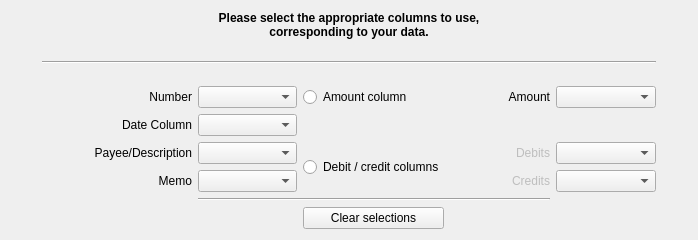
KDE/kmymoney, file kmymoney/plugins/csvimport/bankingwizardpage.ui: the form before one commit.
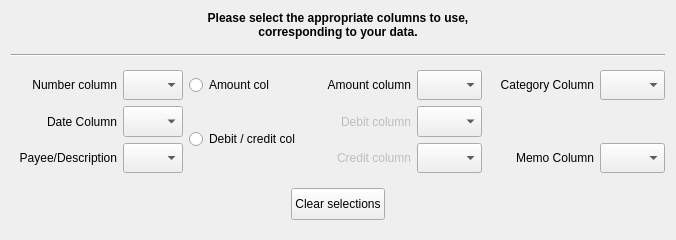
The form after the commit. Custom widgets are drawn as their Qt base class.

Commit message: BUG:328140 - Add category and subcategory into csv import. Also, fix inabilty to import last line of CSV file if it has no return character.

```diff
--- a/kmymoney/plugins/csvimport/bankingwizardpage.ui
+++ b/kmymoney/plugins/csvimport/bankingwizardpage.ui
@@ -6,7 +6,7 @@
    <rect>
     <x>0</x>
     <y>0</y>
-    <width>698</width>
+    <width>675</width>
     <height>240</height>
    </rect>
   </property>
@@ -27,7 +27,7 @@
   </property>
   <layout class="QGridLayout" name="gridLayout_2">
    <item row="0" column="0">
-    <layout class="QHBoxLayout" name="horizontalLayout" stretch="5,100,5">
+    <layout class="QHBoxLayout" name="horizontalLayout" stretch="4,100,4">
      <item>
       <spacer name="horizontalSpacer">
        <property name="orientation">
@@ -42,7 +42,7 @@
       </spacer>
      </item>
      <item>
-      <layout class="QVBoxLayout" name="verticalLayout" stretch="20,0,0,0,100">
+      <layout class="QVBoxLayout" name="verticalLayout_2" stretch="20,5,3,5,70,0">
        <item>
         <widget class="QLabel" name="label">
          <property name="text">
@@ -56,42 +56,54 @@
         </widget>
        </item>
        <item>
-        <spacer name="verticalSpacer">
+        <spacer name="verticalSpacer_3">
          <property name="orientation">
           <enum>Qt::Vertical</enum>
          </property>
          <property name="sizeHint" stdset="0">
           <size>
-           <width>20</width>
-           <height>40</height>
+           <width>654</width>
+           <height>13</height>
           </size>
          </property>
         </spacer>
        </item>
        <item>
-        <widget class="Line" name="line_2">
+        <widget class="Line" name="line_4">
          <property name="orientation">
           <enum>Qt::Horizontal</enum>
          </property>
         </widget>
        </item>
        <item>
-        <spacer name="verticalSpacer_2">
+        <spacer name="verticalSpacer_4">
          <property name="orientation">
           <enum>Qt::Vertical</enum>
          </property>
          <property name="sizeHint" stdset="0">
           <size>
-           <width>20</width>
-           <height>40</height>
+           <width>648</width>
+           <height>13</height>
           </size>
          </property>
         </spacer>
        </item>
        <item>
-        <layout class="QGridLayout" name="gridLayout" rowstretch="18,18,18,18,3,19" columnstretch="30,20,25,20,20">
+        <layout class="QGridLayout" name="gridLayout">
          <item row="0" column="0">
           <widget class="QLabel" name="labelBnk_number">
+           <property name="minimumSize">
+            <size>
+             <width>0</width>
+             <height>30</height>
+            </size>
+           </property>
+           <property name="maximumSize">
+            <size>
+             <width>16777215</width>
+             <height>40</height>
+            </size>
+           </property>
            <property name="font">
             <font>
              <underline>false</underline>
@@ -101,7 +113,7 @@
             <string comment="column containing number field"/>
            </property>
            <property name="text">
-            <string comment="column containing number field">Number</string>
+            <string comment="column containing number field">Number column</string>
            </property>
            <property name="alignment">
             <set>Qt::AlignRight|Qt::AlignTrailing|Qt::AlignVCenter</set>
@@ -118,14 +130,14 @@
            </property>
            <property name="minimumSize">
             <size>
-             <width>80</width>
-             <height>0</height>
+             <width>45</width>
+             <height>30</height>
             </size>
            </property>
            <property name="maximumSize">
             <size>
-             <width>16777215</width>
-             <height>32</height>
+             <width>60</width>
+             <height>40</height>
             </size>
            </property>
            <property name="toolTip">
@@ -147,6 +159,18 @@
              <verstretch>0</verstretch>
             </sizepolicy>
            </property>
+           <property name="minimumSize">
+            <size>
+             <width>0</width>
+             <height>20</height>
+            </size>
+           </property>
+           <property name="maximumSize">
+            <size>
+             <width>16777215</width>
+             <height>40</height>
+            </size>
+           </property>
            <property name="font">
             <font>
              <underline>false</underline>
@@ -162,7 +186,7 @@
             <string comment="presence of amount column"/>
            </property>
            <property name="text">
-            <string comment="presence of amount column">Amount column</string>
+            <string comment="presence of amount column">Amount col</string>
            </property>
            <property name="checked">
             <bool>false</bool>
@@ -174,6 +198,18 @@
            <property name="enabled">
             <bool>true</bool>
            </property>
+           <property name="minimumSize">
+            <size>
+             <width>0</width>
+             <height>30</height>
+            </size>
+           </property>
+           <property name="maximumSize">
+            <size>
+             <width>16777215</width>
+             <height>40</height>
+            </size>
+           </property>
            <property name="font">
             <font>
              <underline>false</underline>
@@ -183,7 +219,7 @@
             <string comment="presence of amount column"/>
            </property>
            <property name="text">
-            <string comment="location of amount column">Amount</string>
+            <string comment="location of amount column">Amount column</string>
            </property>
            <property name="alignment">
             <set>Qt::AlignRight|Qt::AlignTrailing|Qt::AlignVCenter</set>
@@ -200,14 +236,14 @@
            </property>
            <property name="minimumSize">
             <size>
-             <width>80</width>
-             <height>0</height>
+             <width>65</width>
+             <height>30</height>
             </size>
            </property>
            <property name="maximumSize">
             <size>
-             <width>16777215</width>
-             <height>32</height>
+             <width>60</width>
+             <height>40</height>
             </size>
            </property>
            <property name="toolTip">
@@ -218,8 +254,78 @@
            </property>
           </widget>
          </item>
+         <item row="0" column="5">
+          <widget class="QLabel" name="labelBnk_category">
+           <property name="minimumSize">
+            <size>
+             <width>0</width>
+             <height>30</height>
+            </size>
+           </property>
+           <property name="maximumSize">
+            <size>
+             <width>16777215</width>
+             <height>40</height>
+            </size>
+           </property>
+           <property name="font">
+            <font>
+             <underline>false</underline>
+            </font>
+           </property>
+           <property name="accessibleName">
+            <string comment="column containing number field"/>
+           </property>
+           <property name="text">
+            <string comment="column containing number field">Category Column</string>
+           </property>
+           <property name="alignment">
+            <set>Qt::AlignRight|Qt::AlignTrailing|Qt::AlignVCenter</set>
+           </property>
+          </widget>
+         </item>
+         <item row="0" column="6">
+          <widget class="KComboBox" name="comboBoxBnk_categoryCol">
+           <property name="sizePolicy">
+            <sizepolicy hsizetype="Preferred" vsizetype="Preferred">
+             <horstretch>0</horstretch>
+             <verstretch>0</verstretch>
+            </sizepolicy>
+           </property>
+           <property name="minimumSize">
+            <size>
+             <width>65</width>
+             <height>30</height>
+            </size>
+           </property>
+           <property name="maximumSize">
+            <size>
+             <width>60</width>
+             <height>40</height>
+            </size>
+           </property>
+           <property name="toolTip">
+            <string>Select column containing category field.</string>
+           </property>
+           <property name="maxVisibleItems">
+            <number>12</number>
+           </property>
+          </widget>
+         </item>
          <item row="1" column="0">
           <widget class="QLabel" name="labelBnk_date">
+           <property name="minimumSize">
+            <size>
+             <width>20</width>
+             <height>0</height>
+            </size>
+           </property>
+           <property name="maximumSize">
+            <size>
+             <width>16777215</width>
+             <height>40</height>
+            </size>
+           </property>
            <property name="font">
             <font>
              <underline>false</underline>
@@ -246,14 +352,14 @@
            </property>
            <property name="minimumSize">
             <size>
-             <width>80</width>
-             <height>0</height>
+             <width>45</width>
+             <height>30</height>
             </size>
            </property>
            <property name="maximumSize">
             <size>
-             <width>16777215</width>
-             <height>32</height>
+             <width>60</width>
+             <height>40</height>
             </size>
            </property>
            <property name="toolTip">
@@ -264,8 +370,120 @@
            </property>
           </widget>
          </item>
+         <item row="1" column="2" rowspan="2">
+          <widget class="QRadioButton" name="radioBnk_debCred">
+           <property name="sizePolicy">
+            <sizepolicy hsizetype="Minimum" vsizetype="Preferred">
+             <horstretch>0</horstretch>
+             <verstretch>0</verstretch>
+            </sizepolicy>
+           </property>
+           <property name="minimumSize">
+            <size>
+             <width>0</width>
+             <height>40</height>
+            </size>
+           </property>
+           <property name="maximumSize">
+            <size>
+             <width>16777215</width>
+             <height>60</height>
+            </size>
+           </property>
+           <property name="font">
+            <font>
+             <underline>false</underline>
+            </font>
+           </property>
+           <property name="toolTip">
+            <string>Select 'Debit/credit' if both columns exist, otherwise select 'Amount'.</string>
+           </property>
+           <property name="accessibleName">
+            <string comment="presence of debit and credit column"/>
+           </property>
+           <property name="text">
+            <string comment="presence of debit/credit columns">Debit / credit col</string>
+           </property>
+           <property name="checked">
+            <bool>false</bool>
+           </property>
+          </widget>
+         </item>
+         <item row="1" column="3">
+          <widget class="QLabel" name="labelBnk_debits">
+           <property name="enabled">
+            <bool>false</bool>
+           </property>
+           <property name="minimumSize">
+            <size>
+             <width>0</width>
+             <height>30</height>
+            </size>
+           </property>
+           <property name="maximumSize">
+            <size>
+             <width>16777215</width>
+             <height>40</height>
+            </size>
+           </property>
+           <property name="font">
+            <font>
+             <underline>false</underline>
+            </font>
+           </property>
+           <property name="accessibleName">
+            <string comment="column containing debits field"/>
+           </property>
+           <property name="text">
+            <string comment="location of debit column">Debit column</string>
+           </property>
+           <property name="alignment">
+            <set>Qt::AlignRight|Qt::AlignTrailing|Qt::AlignVCenter</set>
+           </property>
+          </widget>
+         </item>
+         <item row="1" column="4">
+          <widget class="KComboBox" name="comboBoxBnk_debitCol">
+           <property name="sizePolicy">
+            <sizepolicy hsizetype="Preferred" vsizetype="Preferred">
+             <horstretch>0</horstretch>
+             <verstretch>0</verstretch>
+            </sizepolicy>
+           </property>
+           <property name="minimumSize">
+            <size>
+             <width>65</width>
+             <height>30</height>
+            </size>
+           </property>
+           <property name="maximumSize">
+            <size>
+             <width>60</width>
+             <height>40</height>
+            </size>
+           </property>
+           <property name="toolTip">
+            <string>Select column containing debit field.</string>
+           </property>
+           <property name="maxVisibleItems">
+            <number>12</number>
+           </property>
+          </widget>
+         </item>
          <item row="2" column="0">
-          <widget class="QLabel" name="labelBnk_payee_2">
+          <widget class="QLabel" name="labelBnk_payee">
+           <property name="minimumSize">
+            <size>
+             <width>0</width>
+             <height>30</height>
+            </size>
+           </property>
+           <property name="maximumSize">
+            <size>
+             <width>16777215</width>
+             <height>40</height>
+            </size>
+           </property>
            <property name="font">
             <font>
              <underline>false</underline>
@@ -292,14 +510,14 @@
            </property>
            <property name="minimumSize">
             <size>
-             <width>80</width>
-             <height>0</height>
+             <width>45</width>
+             <height>30</height>
             </size>
            </property>
            <property name="maximumSize">
             <size>
-             <width>16777215</width>
-             <height>32</height>
+             <width>60</width>
+             <height>40</height>
             </size>
            </property>
            <property name="toolTip">
@@ -311,77 +529,22 @@
           </widget>
          </item>
          <item row="2" column="3">
-          <widget class="QLabel" name="labelBnk_debits">
-           <property name="enabled">
-            <bool>false</bool>
-           </property>
-           <property name="font">
-            <font>
-             <underline>false</underline>
-            </font>
-           </property>
-           <property name="accessibleName">
-            <string comment="column containing debits field"/>
-           </property>
-           <property name="text">
-            <string comment="location of debit column">Debits</string>
-           </property>
-           <property name="alignment">
-            <set>Qt::AlignRight|Qt::AlignTrailing|Qt::AlignVCenter</set>
-           </property>
-          </widget>
-         </item>
-         <item row="2" column="4">
-          <widget class="KComboBox" name="comboBoxBnk_debitCol">
-           <property name="sizePolicy">
-            <sizepolicy hsizetype="Preferred" vsizetype="Preferred">
-             <horstretch>0</horstretch>
-             <verstretch>0</verstretch>
-            </sizepolicy>
-           </property>
-           <property name="minimumSize">
-            <size>
-             <width>80</width>
-             <height>0</height>
-            </size>
-           </property>
-           <property name="maximumSize">
-            <size>
-             <width>16777215</width>
-             <height>32</height>
-            </size>
-           </property>
-           <property name="toolTip">
-            <string>Select column containing debit field.</string>
-           </property>
-           <property name="maxVisibleItems">
-            <number>12</number>
-           </property>
-          </widget>
-         </item>
-         <item row="3" column="0">
-          <widget class="QLabel" name="labelBnk_memo">
-           <property name="font">
-            <font>
-             <underline>false</underline>
-            </font>
-           </property>
-           <property name="accessibleName">
-            <string comment="column containing memo field"/>
-           </property>
-           <property name="text">
-            <string>Memo</string>
-           </property>
-           <property name="alignment">
-            <set>Qt::AlignRight|Qt::AlignTrailing|Qt::AlignVCenter</set>
-           </property>
-          </widget>
-         </item>
-         <item row="3" column="3">
           <widget class="QLabel" name="labelBnk_credits">
            <property name="enabled">
             <bool>false</bool>
            </property>
+           <property name="minimumSize">
+            <size>
+             <width>0</width>
+             <height>30</height>
+            </size>
+           </property>
+           <property name="maximumSize">
+            <size>
+             <width>16777215</width>
+             <height>40</height>
+            </size>
+           </property>
            <property name="font">
             <font>
              <underline>false</underline>
@@ -391,104 +554,31 @@
             <string comment="column containing credits field"/>
            </property>
            <property name="text">
-            <string comment="location of credit column">Credits</string>
+            <string comment="location of credit column">Credit column</string>
            </property>
            <property name="alignment">
             <set>Qt::AlignRight|Qt::AlignTrailing|Qt::AlignVCenter</set>
            </property>
           </widget>
          </item>
-         <item row="4" column="1" colspan="3">
-          <widget class="Line" name="line">
-           <property name="orientation">
-            <enum>Qt::Horizontal</enum>
-           </property>
-          </widget>
-         </item>
-         <item row="5" column="2">
-          <widget class="QPushButton" name="button_clear">
-           <property name="sizePolicy">
-            <sizepolicy hsizetype="Minimum" vsizetype="Preferred">
-             <horstretch>0</horstretch>
-             <verstretch>0</verstretch>
-            </sizepolicy>
-           </property>
-           <property name="maximumSize">
-            <size>
-             <width>16777215</width>
-             <height>32</height>
-            </size>
-           </property>
-           <property name="toolTip">
-            <string>Clear selected column entries</string>
-           </property>
-           <property name="text">
-            <string>Clear selections</string>
-           </property>
-          </widget>
-         </item>
-         <item row="2" column="2" rowspan="2">
-          <widget class="QRadioButton" name="radioBnk_debCred">
-           <property name="sizePolicy">
-            <sizepolicy hsizetype="Minimum" vsizetype="Preferred">
-             <horstretch>0</horstretch>
-             <verstretch>0</verstretch>
-            </sizepolicy>
-           </property>
-           <property name="font">
-            <font>
-             <underline>false</underline>
-            </font>
-           </property>
-           <property name="toolTip">
-            <string>Select 'Debit/credit' if both columns exist, otherwise select 'Amount'.</string>
-           </property>
-           <property name="accessibleName">
-            <string comment="presence of debit and credit column"/>
-           </property>
-           <property name="text">
-            <string comment="presence of debit/credit columns">Debit / credit columns</string>
-           </property>
-           <property name="checked">
-            <bool>false</bool>
-           </property>
-          </widget>
-         </item>
-         <item row="3" column="1">
-          <widget class="KComboBox" name="comboBoxBnk_memoCol">
-           <property name="minimumSize">
-            <size>
-             <width>80</width>
-             <height>0</height>
-            </size>
-           </property>
-           <property name="maximumSize">
-            <size>
-             <width>16777215</width>
-             <height>32</height>
-            </size>
-           </property>
-           <property name="toolTip">
-            <string>Select column containing memo field.
-More than one column may be entered successively.</string>
-           </property>
-           <property name="maxVisibleItems">
-            <number>12</number>
-           </property>
-          </widget>
-         </item>
-         <item row="3" column="4">
+         <item row="2" column="4">
           <widget class="KComboBox" name="comboBoxBnk_creditCol">
+           <property name="sizePolicy">
+            <sizepolicy hsizetype="Preferred" vsizetype="Preferred">
+             <horstretch>0</horstretch>
+             <verstretch>0</verstretch>
+            </sizepolicy>
+           </property>
            <property name="minimumSize">
             <size>
-             <width>80</width>
-             <height>0</height>
+             <width>65</width>
+             <height>30</height>
             </size>
            </property>
            <property name="maximumSize">
             <size>
-             <width>16777215</width>
-             <height>32</height>
+             <width>60</width>
+             <height>40</height>
             </size>
            </property>
            <property name="toolTip">
@@ -498,6 +588,152 @@
             <number>12</number>
            </property>
           </widget>
+         </item>
+         <item row="2" column="5">
+          <widget class="QLabel" name="labelBnk_memo">
+           <property name="minimumSize">
+            <size>
+             <width>0</width>
+             <height>30</height>
+            </size>
+           </property>
+           <property name="maximumSize">
+            <size>
+             <width>16777215</width>
+             <height>40</height>
+            </size>
+           </property>
+           <property name="font">
+            <font>
+             <underline>false</underline>
+            </font>
+           </property>
+           <property name="accessibleName">
+            <string comment="column containing date field"/>
+           </property>
+           <property name="text">
+            <string>Memo Column</string>
+           </property>
+           <property name="alignment">
+            <set>Qt::AlignRight|Qt::AlignTrailing|Qt::AlignVCenter</set>
+           </property>
+          </widget>
+         </item>
+         <item row="2" column="6">
+          <widget class="KComboBox" name="comboBoxBnk_memoCol">
+           <property name="sizePolicy">
+            <sizepolicy hsizetype="Preferred" vsizetype="Preferred">
+             <horstretch>0</horstretch>
+             <verstretch>0</verstretch>
+            </sizepolicy>
+           </property>
+           <property name="minimumSize">
+            <size>
+             <width>65</width>
+             <height>30</height>
+            </size>
+           </property>
+           <property name="maximumSize">
+            <size>
+             <width>60</width>
+             <height>40</height>
+            </size>
+           </property>
+           <property name="toolTip">
+            <string>Select column containing memo field.</string>
+           </property>
+           <property name="maxVisibleItems">
+            <number>12</number>
+           </property>
+          </widget>
+         </item>
+        </layout>
+       </item>
+       <item>
+        <layout class="QHBoxLayout" name="horizontalLayout_2">
+         <item>
+          <spacer name="horizontalSpacer_5">
+           <property name="orientation">
+            <enum>Qt::Horizontal</enum>
+           </property>
+           <property name="sizeHint" stdset="0">
+            <size>
+             <width>40</width>
+             <height>20</height>
+            </size>
+           </property>
+          </spacer>
+         </item>
+         <item>
+          <layout class="QVBoxLayout" name="verticalLayout" stretch="1,20,1">
+           <item>
+            <spacer name="verticalSpacer">
+             <property name="orientation">
+              <enum>Qt::Vertical</enum>
+             </property>
+             <property name="sizeHint" stdset="0">
+              <size>
+               <width>20</width>
+               <height>13</height>
+              </size>
+             </property>
+            </spacer>
+           </item>
+           <item>
+            <widget class="QPushButton" name="button_clear">
+             <property name="sizePolicy">
+              <sizepolicy hsizetype="Minimum" vsizetype="Preferred">
+               <horstretch>0</horstretch>
+               <verstretch>0</verstretch>
+              </sizepolicy>
+             </property>
+             <property name="minimumSize">
+              <size>
+               <width>0</width>
+               <height>24</height>
+              </size>
+             </property>
+             <property name="maximumSize">
+              <size>
+               <width>200</width>
+               <height>32</height>
+              </size>
+             </property>
+             <property name="toolTip">
+              <string>Clear selected column entries</string>
+             </property>
+             <property name="text">
+              <string>Clear selections</string>
+             </property>
+            </widget>
+           </item>
+           <item>
+            <spacer name="verticalSpacer_2">
+             <property name="orientation">
+              <enum>Qt::Vertical</enum>
+             </property>
+             <property name="sizeHint" stdset="0">
+              <size>
+               <width>20</width>
+               <height>13</height>
+              </size>
+             </property>
+            </spacer>
+           </item>
+          </layout>
+         </item>
+         <item>
+          <spacer name="horizontalSpacer_6">
+           <property name="orientation">
+            <enum>Qt::Horizontal</enum>
+           </property>
+           <property name="sizeHint" stdset="0">
+            <size>
+             <width>40</width>
+             <height>20</height>
+            </size>
+           </property>
+          </spacer>
          </item>
         </layout>
        </item>
```
The commit also changes 5 other files.
